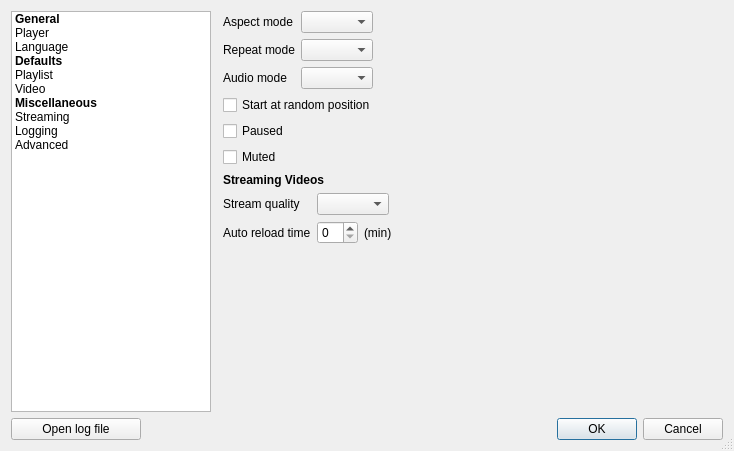
Qt form resources/ui/settings_dialog.ui (vzhd1701/gridplayer) before a commit.
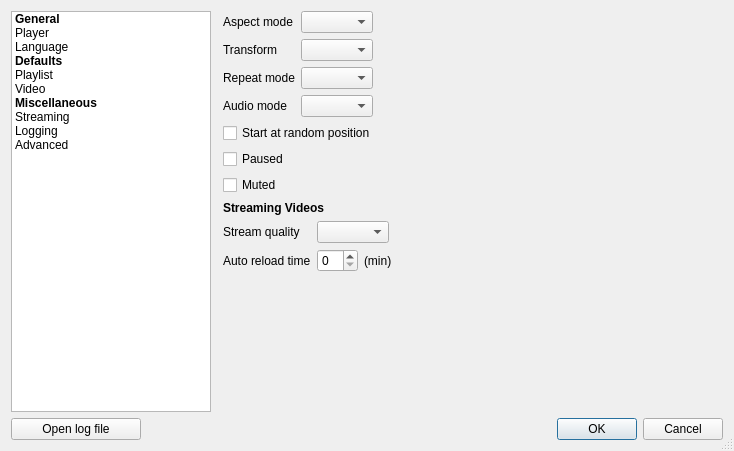
The same form after that commit. The open tabs and pages were chosen to show the change. Custom widgets are drawn as their Qt base class.

Commit message:
feat: add option to transform video (rotate, mirror, transpose)
* support rotate and flip from VLC options

* resources compiled in Ubuntu

* correct tranform reset icon

* fix: avoid crash when switching to hardware SP mode

* refactor: save transformation in playlist

* refactor: add transform action for [ALL]

* refactor: add transform into settings dialog

* chore: replace rotate icon

* chore: rebuild resources

---------

Diff of the .ui file:
```diff
--- a/resources/ui/settings_dialog.ui
+++ b/resources/ui/settings_dialog.ui
@@ -621,26 +621,36 @@
            <item row="0" column="1">
             <widget class="QComboBox" name="videoAspect"/>
            </item>
-           <item row="1" column="0">
+           <item row="2" column="0">
             <widget class="QLabel" name="repeatModeLabel">
              <property name="text">
               <string>Repeat mode</string>
              </property>
             </widget>
            </item>
-           <item row="1" column="1">
+           <item row="2" column="1">
             <widget class="QComboBox" name="repeatMode"/>
            </item>
-           <item row="2" column="0">
+           <item row="3" column="0">
             <widget class="QLabel" name="label_15">
              <property name="text">
               <string>Audio mode</string>
              </property>
             </widget>
            </item>
-           <item row="2" column="1">
+           <item row="3" column="1">
             <widget class="QComboBox" name="videoAudioMode"/>
            </item>
+           <item row="1" column="0">
+            <widget class="QLabel" name="videoTransformLabel">
+             <property name="text">
+              <string>Transform</string>
+             </property>
+            </widget>
+           </item>
+           <item row="1" column="1">
+            <widget class="QComboBox" name="videoTransform"/>
+           </item>
           </layout>
          </item>
          <item>
```
The commit also changes 20 other files.
